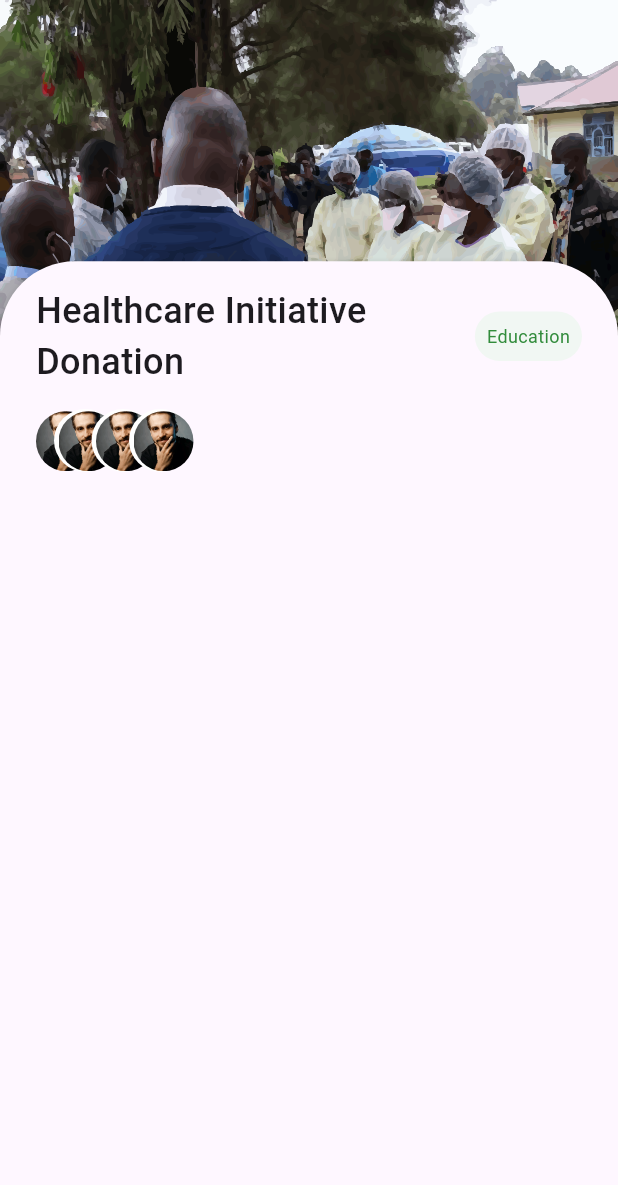
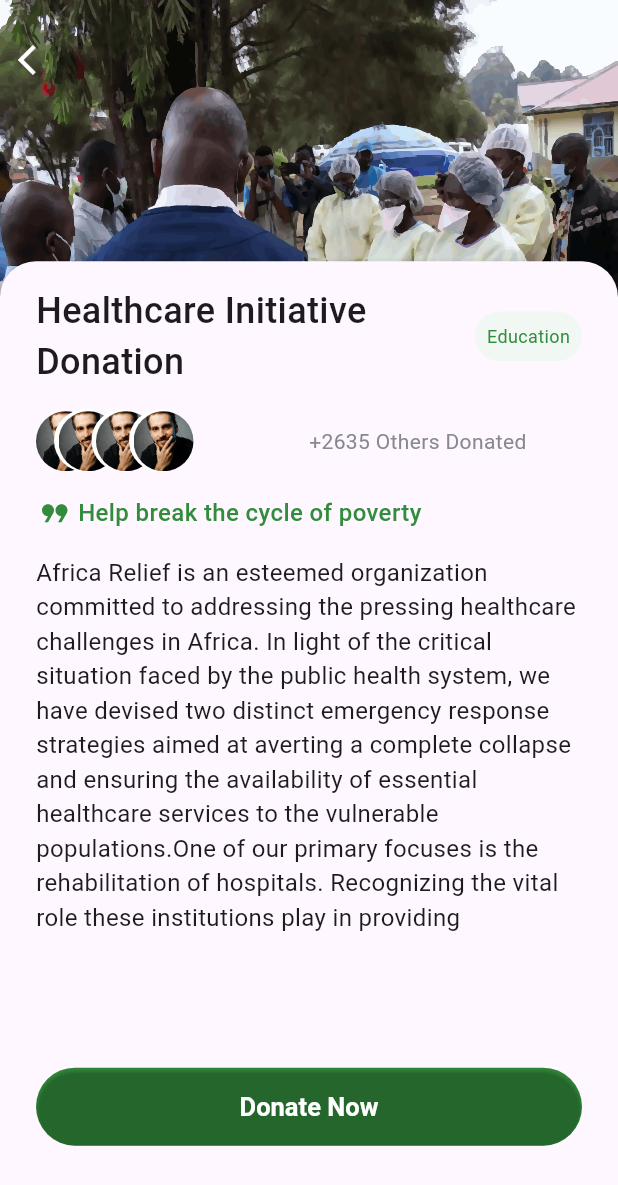
Before and after one commit to BlueSkyEg/africa_relive_mobile_app, a Flutter app: the ProjectsScreen screen opened directly, after a tap on an icon or button, on a phone screen of 412 x 824 dp. Shown: the top 1185 px of the screen. Run offline on Flutter 3.47's test engine with Material 3 defaults, Android fonts, the phone set to English and light mode, and no system bars; our stand-ins replace bloc, dio, dropdown_button2, flutter_screenutil, flutter_svg, hexcolor and 3 more; accounts and stored records are empty; project files that could hold a hidden picture were left out.

Commit message:
traveling commit

```diff
--- a/lib/config/themes/colors.dart
+++ b/lib/config/themes/colors.dart
@@ -4,3 +4,4 @@ import 'package:hexcolor/hexcolor.dart';
 
 Color buttonsColor=HexColor('328C3C');
 Color borderColor=HexColor('E4E3E9');
+Color greyTextColor=HexColor('#86898E');
--- a/lib/core/apis/dio.dart
+++ b/lib/core/apis/dio.dart
@@ -1,4 +1,3 @@
-import 'dart:io';
 
 import 'package:dio/dio.dart';
 
--- a/lib/main.dart
+++ b/lib/main.dart
@@ -5,7 +5,6 @@ import 'package:flutter/material.dart';
 import 'package:flutter_screenutil/flutter_screenutil.dart';
 import 'config/themes/theme.dart';
 import 'core/apis/dio.dart';
-import 'core/helper/Cashhelper/cash_helper.dart';
 import 'core/helper/blocobserver/bloc_obsorver.dart';
 
 
@@ -16,7 +15,7 @@ void main() async{
   DioHelper.init();
   Bloc.observer = SimpleBlocObserver();
   // await CashHelper.int();
-  Widget? startScreen =LoginScreen();
+  Widget? startScreen =const LoginScreen();
   runApp(MyApp(startScreen: startScreen,));
 }
 
--- a/lib/view/componants/home_widgets.dart
+++ b/lib/view/componants/home_widgets.dart
@@ -1,7 +1,6 @@
 // ignore_for_file: prefer_const_constructors_in_immutables, prefer_const_constructors, prefer_const_literals_to_create_immutables, sized_box_for_whitespace
 
 import 'package:africa_relief/view/screens/projects_screen/projects_screen.dart';
-import 'package:flutter/cupertino.dart';
 import 'package:flutter/material.dart';
 import 'package:flutter_svg/svg.dart';
 import 'package:hexcolor/hexcolor.dart';
--- a/lib/view/componants/projects_widgets.dart
+++ b/lib/view/componants/projects_widgets.dart
@@ -1,10 +1,8 @@
 // ignore_for_file: prefer_const_constructors_in_immutables, prefer_const_constructors, sized_box_for_whitespace
 
 import 'package:africa_relief/view/screens/single_project_screen/project_screen.dart';
-import 'package:flutter/cupertino.dart';
 import 'package:flutter/material.dart';
 import 'package:flutter_svg/svg.dart';
-import 'package:hexcolor/hexcolor.dart';
 
 import '../../config/themes/colors.dart';
 
@@ -16,8 +14,7 @@ class CardOfGridviewOfProjects extends StatelessWidget{
     // TODO: implement build
     return GestureDetector(
       onTap: () {
-        Navigator.pushReplacement(context, PageRouteBuilder(pageBuilder: (context, animation, secondaryAnimation) => ProjectScreen(),));
-
+        Navigator.push(context, MaterialPageRoute(builder: (context) => ProjectScreen(),));
       },
       child: Container(
         width: 165.5,
--- a/lib/view/screens/home_screen/home_screen.dart
+++ b/lib/view/screens/home_screen/home_screen.dart
@@ -1,12 +1,9 @@
 // ignore_for_file: prefer_const_constructors, prefer_const_constructors_in_immutables, prefer_const_literals_to_create_immutables, avoid_unnecessary_containers, sized_box_for_whitespace
 
-import 'package:flutter/cupertino.dart';
 import 'package:flutter/material.dart';
-import 'package:flutter_svg/flutter_svg.dart';
 import 'package:hexcolor/hexcolor.dart';
 import 'package:smooth_page_indicator/smooth_page_indicator.dart';
 
-import '../../../config/themes/colors.dart';
 import '../../componants/home_widgets.dart';
 
 class HomeScreen extends StatelessWidget{
--- a/lib/view/screens/login_screen/login.dart
+++ b/lib/view/screens/login_screen/login.dart
@@ -1,13 +1,13 @@
 // ignore_for_file: prefer_const_constructors, prefer_const_literals_to_create_immutables, sized_box_for_whitespace
 
 import 'package:africa_relief/config/themes/colors.dart';
-import 'package:flutter/cupertino.dart';
 import 'package:flutter/material.dart';
 import 'package:flutter_svg/flutter_svg.dart';
-import 'package:hexcolor/hexcolor.dart';
 import '../../componants/loginWidgets.dart';
 
 class LoginScreen extends StatefulWidget {
+  const LoginScreen({super.key});
+
   @override
   State<LoginScreen> createState() => _LoginScreenState();
 }
--- a/lib/view/screens/projects_screen/projects_screen.dart
+++ b/lib/view/screens/projects_screen/projects_screen.dart
@@ -1,6 +1,5 @@
 // ignore_for_file: prefer_const_constructors_in_immutables, prefer_const_constructors, prefer_const_literals_to_create_immutables, sort_child_properties_last, sized_box_for_whitespace
 
-import 'package:flutter/cupertino.dart';
 import 'package:flutter/material.dart';
 import '../../componants/projects_widgets.dart';
 
--- a/lib/view/screens/single_project_screen/project_screen.dart
+++ b/lib/view/screens/single_project_screen/project_screen.dart
@@ -1,12 +1,12 @@
-// ignore_for_file: prefer_const_constructors_in_immutables, prefer_const_constructors, prefer_const_literals_to_create_immutables
+// ignore_for_file: prefer_const_constructors_in_immutables, prefer_const_constructors, prefer_const_literals_to_create_immutables, sized_box_for_whitespace
 
-import 'package:flutter/cupertino.dart';
 import 'package:flutter/material.dart';
 import 'package:flutter_svg/flutter_svg.dart';
 import 'package:hexcolor/hexcolor.dart';
 import 'package:wtf_sliding_sheet/wtf_sliding_sheet.dart';
 
 import '../../../config/themes/colors.dart';
+import '../../componants/singel_project_widgets.dart';
 
 class ProjectScreen extends StatefulWidget{
    ProjectScreen({super.key});
@@ -16,157 +16,79 @@ class ProjectScreen extends StatefulWidget{
 
 class _ProjectScreenState extends State<ProjectScreen> {
   @override
-  // void initState() {
-  //   showModalBottomSheet(
-  //     context: context,
-  //     builder: (BuildContext context) {
-  //       return Container(
-  //         height: 200.0, // Set the height of the bottom sheet
-  //         child: Center(
-  //           child: Text('This is the Bottom Sheet'),
-  //         ),
-  //       );
-  //     },
-  //   );
-  //   super.initState();
-  // }
-  @override
   Widget build(BuildContext context) {
     return Scaffold(
       body: SlidingSheet(
         elevation: 4,
-        cornerRadius: 50,
+        cornerRadius: 24,
         snapSpec: const SnapSpec(
-          // Enable snapping. This is true by default.
           snap: true,
-          // Set custom snapping points.
           snappings: [.8, 0.7, 1.0],
-          // Define to what the snappings relate to. In this case,
-          // the total available space that the sheet can expand to.
           positioning: SnapPositioning.relativeToAvailableSpace,
         ),
-        // The body widget will be displayed under the SlidingSheet
-        // and a parallax effect can be applied to it.
-        body: Container(
+        body: Stack(
+          alignment:  Alignment.topLeft,
+          children: [
+            Container(
               height: MediaQuery.of(context).size.height/2.5,
-
               child: SvgPicture.asset('assets/images/project.svg',fit: BoxFit.fill,),
             ),
+            Padding(
+              padding:  EdgeInsets.only(top:16.0),
+              child: IconButton(
+                  onPressed: (){
+                    Navigator.pop(context);
+                    },
+                  icon: Icon(Icons.arrow_back_ios,color: Colors.white,)),
+            ),
+          ],
+        ),
         builder: (context, state) {
-          // This is the content of the sheet that will get
-          // scrolled, if the content is bigger than the available
-          // height of the sheet.
           return Padding(
             padding:  EdgeInsets.all(8.0),
             child: Container(
               height: MediaQuery.of(context).size.height/1.3,
               child: Padding(
                 padding:  EdgeInsets.only(top:8.0,left: 16,right: 16),
+                child: SingleChildScrollView(
                   child: Column(
                     crossAxisAlignment: CrossAxisAlignment.start,
                     children: [
                       Row(
                         children: [
                           Expanded(child: Text('Healthcare Initiative Donation',maxLines: 2,style: TextStyle(fontSize: 24,fontWeight: FontWeight.w500),)),
-                        Container(
-                            padding: EdgeInsets.all(8),
-                            decoration:BoxDecoration(
-                                color: HexColor('F1F7F3'),
-                                borderRadius: BorderRadius.circular(50)
-                            ),
-                            child: Text('Education',style: TextStyle(color: buttonsColor,fontSize: 12),)),
+                          ProjectTypeText(projectTypeText: 'Education'),
                         ],
                       ),
-                    Padding(
-                      padding:  EdgeInsets.only(top: 16.0),
-                      child: Row(
+                      SubscribersRow(),
+                      ProjectHeaderRow(),
+                      SizedBox(
+                        height: MediaQuery.of(context).size.height/2.5,
+                        child: SingleChildScrollView(
+                          scrollDirection: Axis.vertical,
+                          child: Column(
                             children: [
-                          Stack(
-                            children: [
-                              Container(
-                              height: 40,
-                              width: 40,
-                              clipBehavior: Clip.antiAliasWithSaveLayer,
-                              decoration: BoxDecoration(
-                                borderRadius: BorderRadius.circular(50),
-                              ),
-                              child: SvgPicture.asset('assets/images/person1.svg',fit: BoxFit.cover,),
-                                                    ),
-                              Stack(
-                                children: [
-                                  Padding(
-                                    padding:  EdgeInsets.only(left: 15.0),
-                                    child: Container(
-                                      height: 40,
-                                      width: 40,
-                                      clipBehavior: Clip.antiAliasWithSaveLayer,
-                                      decoration: BoxDecoration(
-                                        borderRadius: BorderRadius.circular(50),
-                                        boxShadow: [
-                                          BoxShadow(
-                                            color: Colors.white,
-                                            spreadRadius: 1,
-                                            blurRadius: 0,
-                                            offset: Offset(-2, -.5), // changes the shadow direction
-                                          ),
+                              Text('Africa Relief is an esteemed organization committed to addressing the pressing healthcare challenges in Africa. In light of the critical situation faced by the public health system, we have devised two distinct emergency response strategies aimed at averting a complete collapse and ensuring the availability of essential healthcare services to the vulnerable populations.One of our primary focuses is the rehabilitation of hospitals. Recognizing the vital role these institutions play in providing',style: TextStyle(fontWeight: FontWeight.w400,fontSize: 16),),
                             ],
                           ),
-                                      child: SvgPicture.asset('assets/images/person1.svg',fit: BoxFit.cover,),
                         ),
                       ),
-                                  Stack(
-                                    children: [
-                                      Padding(
-                                        padding:  EdgeInsets.only(left: 40.0),
-                                        child: Container(
-                                          height: 40,
-                                          width: 40,
+                      DonationLogin(onTap: (){
+                        setState(() {
+                          showModalBottomSheet(
+                            isScrollControlled: true,
+                            context: context,
+                            builder: (context) =>
+                                DonationBottomSheet(),
+                            shape: OutlineInputBorder(
+                                borderSide: BorderSide(color: Colors.grey),
+                                borderRadius: BorderRadius.circular(25)),
                             clipBehavior: Clip.antiAliasWithSaveLayer,
-                                          decoration: BoxDecoration(
-                                            borderRadius: BorderRadius.circular(50),
-                                            boxShadow: [
-                                              BoxShadow(
-                                                color: Colors.white,
-                                                spreadRadius: 1,
-                                                blurRadius: 0,
-                                                offset: Offset(-2, -.5), // changes the shadow direction
-                                              ),
+                          );
+                        });
+                      },)
                     ],
                   ),
-                                          child: SvgPicture.asset('assets/images/person1.svg',fit: BoxFit.cover,),
-                                        ),
-                                      ),
-                                      Padding(
-                                        padding:  EdgeInsets.only(left: 65.0),
-                                        child: Container(
-                                          height: 40,
-                                          width: 40,
-                                          clipBehavior: Clip.antiAliasWithSaveLayer,
-                                          decoration: BoxDecoration(
-                                            borderRadius: BorderRadius.circular(50),
-                                            boxShadow: [
-                                              BoxShadow(
-                                                color: Colors.white,
-                                                spreadRadius: 1,
-                                                blurRadius: 0,
-                                                offset: Offset(-2, -.5), // changes the shadow direction
-                                              ),
-                                            ],
-                                          ),
-                                          child: SvgPicture.asset('assets/images/person1.svg',fit: BoxFit.cover,),
-                                        ),
-                                      ),
-                                    ],
-                                  ),
-
-                                ],
-                              ),
-                            ],
-                          ),
-                        ]
-                      ),
-                    ),
-                  ],
                 ),
               ),
             ),
--- a/pubspec.yaml
+++ b/pubspec.yaml
@@ -37,6 +37,7 @@ dependencies:
   cupertino_icons: ^1.0.2
   flutter_svg:
   hexcolor:
+  dropdown_button2:
   flutter_screenutil:
   wtf_sliding_sheet: ^1.1.0
   dio:
```
Also changed, not shown: lib/view/componants/loginWidgets.dart (+8 -3 lines), lib/view/componants/singel_project_widgets.dart (added, +440 -0 lines), assets/images/format_quote.svg (added), pubspec.lock. Lines whose indentation alone changed are shown as unchanged.
